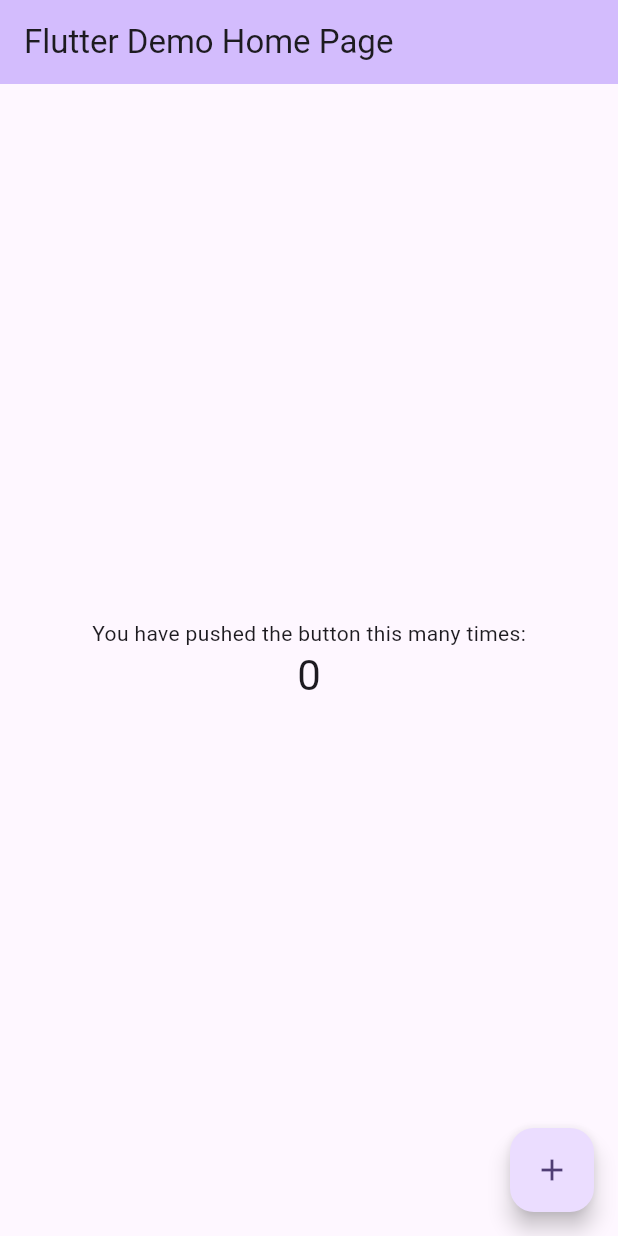
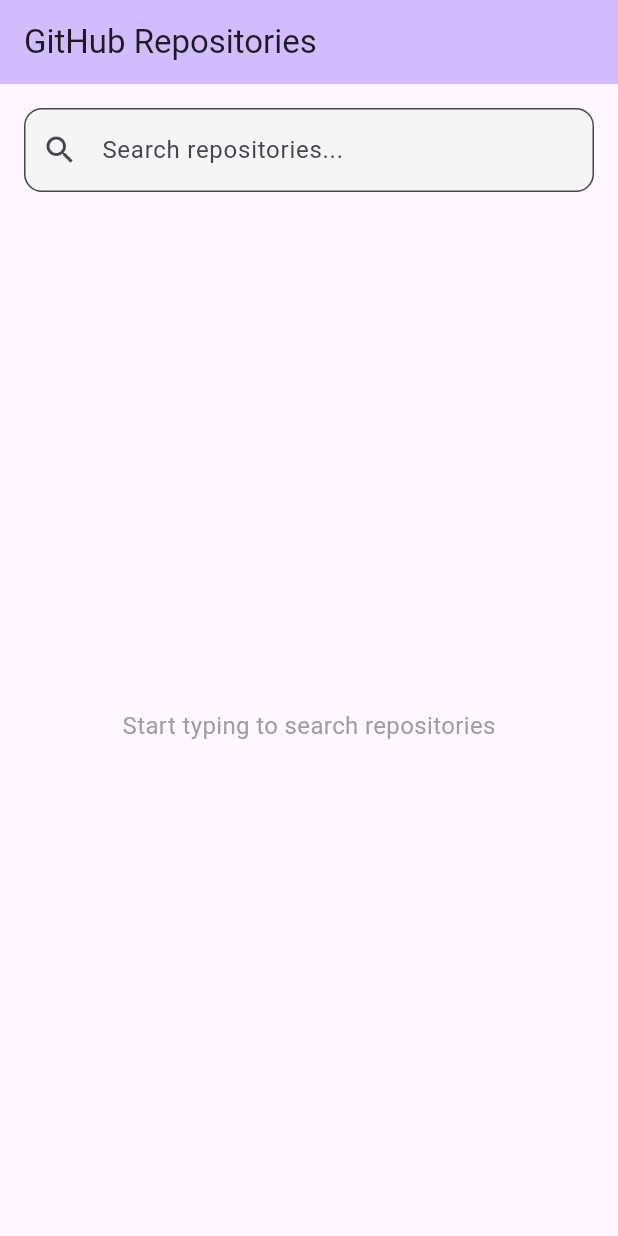
Before and after one commit to JakubKostrzewsky/Github-Api, a Flutter app: the screen it shows after launch, on a phone screen of 412 x 824 dp. Run offline on Flutter 3.47's test engine with Material 3 defaults, Android fonts, the phone set to English and light mode, and no system bars; our stand-ins replace bloc, dio, equatable, flutter_bloc, get_it, injectable and 1 more.

Commit message:
feat: get github repositories from query

```diff
--- /dev/null
+++ b/lib/features/github/domain/entities/repository_entity.dart
@@ -0,0 +1,69 @@
+import 'package:equatable/equatable.dart';
+
+class RepositoryEntity extends Equatable {
+  const RepositoryEntity({
+    required this.id,
+    required this.name,
+    required this.fullName,
+    required this.description,
+    required this.owner,
+    required this.ownerAvatarUrl,
+    required this.language,
+    required this.stars,
+    required this.forks,
+    required this.watchers,
+    required this.htmlUrl,
+    required this.createdAt,
+    required this.updatedAt,
+  });
+
+  factory RepositoryEntity.fromJson(Map<String, dynamic> json) {
+    return RepositoryEntity(
+      id: json['id'] as int,
+      name: json['name'] as String,
+      fullName: json['full_name'] as String,
+      description: json['description'] as String? ?? '',
+      owner: (json['owner'] as Map<String, dynamic>)['login'] as String,
+      ownerAvatarUrl:
+          (json['owner'] as Map<String, dynamic>)['avatar_url'] as String,
+      language: json['language'] as String? ?? 'Unknown',
+      stars: json['stargazers_count'] as int,
+      forks: json['forks_count'] as int,
+      watchers: json['watchers_count'] as int,
+      htmlUrl: json['html_url'] as String,
+      createdAt: DateTime.parse(json['created_at'] as String),
+      updatedAt: DateTime.parse(json['updated_at'] as String),
+    );
+  }
+
+  final int id;
+  final String name;
+  final String fullName;
+  final String description;
+  final String owner;
+  final String ownerAvatarUrl;
+  final String language;
+  final int stars;
+  final int forks;
+  final int watchers;
+  final String htmlUrl;
+  final DateTime createdAt;
+  final DateTime updatedAt;
+
+  @override
+  List<Object?> get props => [
+        id,
+        name,
+        fullName,
+        description,
+        owner,
+        ownerAvatarUrl,
+        language,
+        stars,
+        forks,
+        watchers,
+        htmlUrl,
+        createdAt,
+        updatedAt,
+      ];
+}
--- /dev/null
+++ b/lib/features/github/domain/repositories/repositories_repository.dart
@@ -0,0 +1,5 @@
+import 'package:github/features/github/domain/entities/repository_entity.dart';
+
+abstract class RepositoriesRepository {
+  Future<List<RepositoryEntity>> searchRepositories(String query);
+}
--- /dev/null
+++ b/lib/features/github/domain/usecases/get_repositories_usecase.dart
@@ -0,0 +1,18 @@
+import 'package:github/features/github/domain/entities/repository_entity.dart';
+import 'package:github/features/github/domain/repositories/repositories_repository.dart';
+import 'package:injectable/injectable.dart';
+
+@injectable
+class GetRepositoriesUseCase {
+
+  const GetRepositoriesUseCase(this._repository);
+  final RepositoriesRepository _repository;
+
+  Future<List<RepositoryEntity>> call(String query) async {
+    if (query.trim().isEmpty) {
+      return [];
+    }
+
+    return _repository.searchRepositories(query.trim());
+  }
+}
--- /dev/null
+++ b/lib/features/github/presentation/cubits/repositories_cubit.dart
@@ -0,0 +1,26 @@
+import 'package:bloc/bloc.dart';
+import 'package:github/features/github/domain/usecases/get_repositories_usecase.dart';
+import 'package:github/features/github/presentation/cubits/repositories_state.dart';
+import 'package:injectable/injectable.dart';
+
+@injectable
+class RepositoriesCubit extends Cubit<RepositoriesState> {
+  RepositoriesCubit(this._getRepositoriesUseCase)
+      : super(const RepositoriesInitial());
+
+  final GetRepositoriesUseCase _getRepositoriesUseCase;
+
+  Future<void> searchRepositories(String query) async {
+    if (query.trim().isEmpty) {
+      emit(const RepositoriesInitial());
+      return;
+    }
+    emit(const RepositoriesLoading());
+    try {
+      final repositories = await _getRepositoriesUseCase(query);
+      emit(RepositoriesLoaded(repositories: repositories, query: query));
+    } catch (e) {
+      emit(RepositoriesError(e.toString()));
+    }
+  }
+}
--- /dev/null
+++ b/lib/features/github/presentation/cubits/repositories_state.dart
@@ -0,0 +1,39 @@
+import 'package:equatable/equatable.dart';
+import 'package:github/features/github/domain/entities/repository_entity.dart';
+
+sealed class RepositoriesState extends Equatable {
+  const RepositoriesState();
+
+  @override
+  List<Object?> get props => [];
+}
+
+class RepositoriesInitial extends RepositoriesState {
+  const RepositoriesInitial();
+}
+
+class RepositoriesLoading extends RepositoriesState {
+  const RepositoriesLoading();
+}
+
+class RepositoriesLoaded extends RepositoriesState {
+  const RepositoriesLoaded({
+    required this.repositories,
+    required this.query,
+  });
+
+  final List<RepositoryEntity> repositories;
+  final String query;
+
+  @override
+  List<Object?> get props => [repositories, query];
+}
+
+class RepositoriesError extends RepositoriesState {
+  const RepositoriesError(this.message);
+
+  final String message;
+
+  @override
+  List<Object?> get props => [message];
+}
--- /dev/null
+++ b/lib/features/github/presentation/pages/repositories_page.dart
@@ -0,0 +1,137 @@
+import 'dart:async';
+import 'package:flutter/material.dart';
+import 'package:flutter_bloc/flutter_bloc.dart';
+import 'package:github/features/github/presentation/cubits/repositories_cubit.dart';
+import 'package:github/features/github/presentation/cubits/repositories_state.dart';
+import 'package:github/features/github/presentation/widgets/repository_card.dart';
+
+class RepositoriesPage extends StatefulWidget {
+  const RepositoriesPage({super.key});
+
+  @override
+  State<RepositoriesPage> createState() => _RepositoriesPageState();
+}
+
+class _RepositoriesPageState extends State<RepositoriesPage> {
+  Timer? _debounce;
+
+  @override
+  void dispose() {
+    _debounce?.cancel();
+    super.dispose();
+  }
+
+  void _onSearchChanged(String query) {
+    _debounce?.cancel();
+    _debounce = Timer(const Duration(milliseconds: 500), () {
+      context.read<RepositoriesCubit>().searchRepositories(query);
+    });
+  }
+
+  @override
+  Widget build(BuildContext context) {
+    return Scaffold(
+      appBar: AppBar(
+        title: const Text('GitHub Repositories'),
+        backgroundColor: Theme.of(context).colorScheme.inversePrimary,
+      ),
+      body: Column(
+        children: [
+          _buildSearchField(context),
+          Expanded(
+            child: _buildRepositoriesList(context),
+          ),
+        ],
+      ),
+    );
+  }
+
+  Widget _buildSearchField(BuildContext context) {
+    return Padding(
+      padding: const EdgeInsets.all(16),
+      child: TextField(
+        decoration: InputDecoration(
+          hintText: 'Search repositories...',
+          prefixIcon: const Icon(Icons.search),
+          border: OutlineInputBorder(
+            borderRadius: BorderRadius.circular(12),
+          ),
+          filled: true,
+          fillColor: Colors.grey[100],
+        ),
+        onChanged: _onSearchChanged,
+      ),
+    );
+  }
+
+  Widget _buildRepositoriesList(BuildContext context) {
+    return BlocBuilder<RepositoriesCubit, RepositoriesState>(
+      builder: (context, state) {
+        return switch (state) {
+          RepositoriesInitial() => const Center(
+              child: Text(
+                'Start typing to search repositories',
+                style: TextStyle(fontSize: 16, color: Colors.grey),
+              ),
+            ),
+          RepositoriesLoading() => const Center(
+              child: CircularProgressIndicator(),
+            ),
+          RepositoriesError(message: final message) => Center(
+              child: Column(
+                mainAxisAlignment: MainAxisAlignment.center,
+                children: [
+                  const Icon(
+                    Icons.error_outline,
+                    size: 64,
+                    color: Colors.red,
+                  ),
+                  const SizedBox(height: 16),
+                  Text(
+                    'Error: $message',
+                    style: const TextStyle(fontSize: 16),
+                    textAlign: TextAlign.center,
+                  ),
+                ],
+              ),
+            ),
+          RepositoriesLoaded(
+            repositories: final repositories,
+            query: final query
+          ) =>
+            repositories.isEmpty
+                ? Center(
+                    child: Column(
+                      mainAxisAlignment: MainAxisAlignment.center,
+                      children: [
+                        const Icon(
+                          Icons.search_off,
+                          size: 64,
+                          color: Colors.grey,
+                        ),
+                        const SizedBox(height: 16),
+                        Text(
+                          'No repositories found for "$query"',
+                          style:
+                              const TextStyle(fontSize: 16, color: Colors.grey),
+                          textAlign: TextAlign.center,
+                        ),
+                      ],
+                    ),
+                  )
+                : ListView.builder(
+                    padding: const EdgeInsets.symmetric(horizontal: 16),
+                    itemCount: repositories.length,
+                    itemBuilder: (context, index) {
+                      final repository = repositories[index];
+                      return Padding(
+                        padding: const EdgeInsets.only(bottom: 8),
+                        child: RepositoryCard(repository: repository),
+                      );
+                    },
+                  ),
+        };
+      },
+    );
+  }
+}
--- a/lib/main.dart
+++ b/lib/main.dart
@@ -1,6 +1,13 @@
 import 'package:flutter/material.dart';
+import 'package:flutter_bloc/flutter_bloc.dart';
+import 'package:get_it/get_it.dart';
+import 'package:github/core/di/injectable.dart';
+import 'package:github/features/github/presentation/cubits/repositories_cubit.dart';
+import 'package:github/features/github/presentation/pages/repositories_page.dart';
 
-void main() {
+void main() async {
+  WidgetsFlutterBinding.ensureInitialized();
+  configureDependencies();
   runApp(const MyApp());
 }
 
@@ -11,115 +18,15 @@ class MyApp extends StatelessWidget {
   @override
   Widget build(BuildContext context) {
     return MaterialApp(
-      title: 'Flutter Demo',
+      title: 'GitHub Repositories',
       theme: ThemeData(
-        // This is the theme of your application.
-        //
-        // TRY THIS: Try running your application with "flutter run". You'll see
-        // the application has a purple toolbar. Then, without quitting the app,
-        // try changing the seedColor in the colorScheme below to Colors.green
-        // and then invoke "hot reload" (save your changes or press the "hot
-        // reload" button in a Flutter-supported IDE, or press "r" if you used
-        // the command line to start the app).
-        //
-        // Notice that the counter didn't reset back to zero; the application
-        // state is not lost during the reload. To reset the state, use hot
-        // restart instead.
-        //
-        // This works for code too, not just values: Most code changes can be
-        // tested with just a hot reload.
         colorScheme: ColorScheme.fromSeed(seedColor: Colors.deepPurple),
         useMaterial3: true,
       ),
-      home: const MyHomePage(title: 'Flutter Demo Home Page'),
+      home: BlocProvider(
+        create: (context) => GetIt.instance<RepositoriesCubit>(),
+        child: const RepositoriesPage(),
+      ),
     );
   }
 }
-
-class MyHomePage extends StatefulWidget {
-  const MyHomePage({super.key, required this.title});
-
-  // This widget is the home page of your application. It is stateful, meaning
-  // that it has a State object (defined below) that contains fields that affect
-  // how it looks.
-
-  // This class is the configuration for the state. It holds the values (in this
-  // case the title) provided by the parent (in this case the App widget) and
-  // used by the build method of the State. Fields in a Widget subclass are
-  // always marked "final".
-
-  final String title;
-
-  @override
-  State<MyHomePage> createState() => _MyHomePageState();
-}
-
-class _MyHomePageState extends State<MyHomePage> {
-  int _counter = 0;
-
-  void _incrementCounter() {
-    setState(() {
-      // This call to setState tells the Flutter framework that something has
-      // changed in this State, which causes it to rerun the build method below
-      // so that the display can reflect the updated values. If we changed
-      // _counter without calling setState(), then the build method would not be
-      // called again, and so nothing would appear to happen.
-      _counter++;
-    });
-  }
-
-  @override
-  Widget build(BuildContext context) {
-    // This method is rerun every time setState is called, for instance as done
-    // by the _incrementCounter method above.
-    //
-    // The Flutter framework has been optimized to make rerunning build methods
-    // fast, so that you can just rebuild anything that needs updating rather
-    // than having to individually change instances of widgets.
-    return Scaffold(
-      appBar: AppBar(
-        // TRY THIS: Try changing the color here to a specific color (to
-        // Colors.amber, perhaps?) and trigger a hot reload to see the AppBar
-        // change color while the other colors stay the same.
-        backgroundColor: Theme.of(context).colorScheme.inversePrimary,
-        // Here we take the value from the MyHomePage object that was created by
-        // the App.build method, and use it to set our appbar title.
-        title: Text(widget.title),
-      ),
-      body: Center(
-        // Center is a layout widget. It takes a single child and positions it
-        // in the middle of the parent.
-        child: Column(
-          // Column is also a layout widget. It takes a list of children and
-          // arranges them vertically. By default, it sizes itself to fit its
-          // children horizontally, and tries to be as tall as its parent.
-          //
-          // Column has various properties to control how it sizes itself and
-          // how it positions its children. Here we use mainAxisAlignment to
-          // center the children vertically; the main axis here is the vertical
-          // axis because Columns are vertical (the cross axis would be
-          // horizontal).
-          //
-          // TRY THIS: Invoke "debug painting" (choose the "Toggle Debug Paint"
-          // action in the IDE, or press "p" in the console), to see the
-          // wireframe for each widget.
-          mainAxisAlignment: MainAxisAlignment.center,
-          children: <Widget>[
-            const Text(
-              'You have pushed the button this many times:',
-            ),
-            Text(
-              '$_counter',
-              style: Theme.of(context).textTheme.headlineMedium,
-            ),
-          ],
-        ),
-      ),
-      floatingActionButton: FloatingActionButton(
-        onPressed: _incrementCounter,
-        tooltip: 'Increment',
-        child: const Icon(Icons.add),
-      ), // This trailing comma makes auto-formatting nicer for build methods.
-    );
-  }
-}
```
Also changed, not shown: analysis_options.yaml (+9 -24 lines), lib/core/di/injectable.dart (added, +8 -0 lines), lib/core/di/modules/network_manager_module.dart (added, +15 -0 lines), lib/features/github/data/api/github_api.dart (added, +26 -0 lines), lib/features/github/data/repositories/repositories_repository_impl.dart (added, +26 -0 lines), lib/features/github/presentation/widgets/repository_card.dart (added, +131 -0 lines), pubspec.yaml (+14 -56 lines), lib/core/di/injectable.config.dart (added), pubspec.lock, 5 other files.
